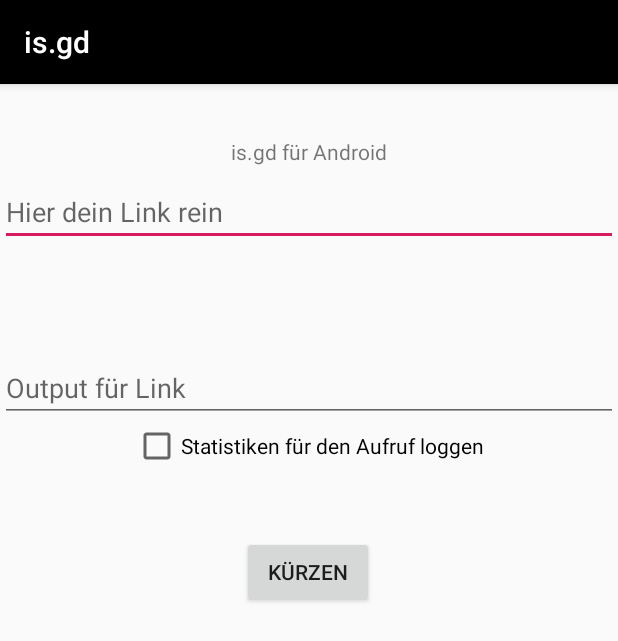
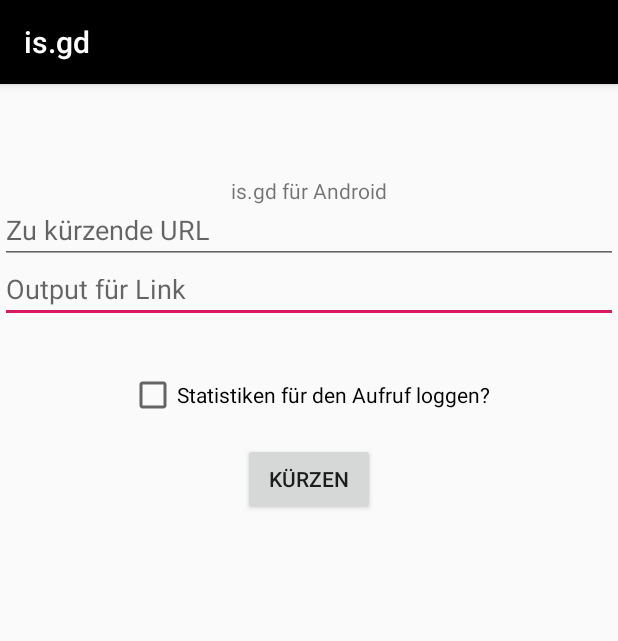
Before and after one commit to benni347/isgd, an Android app: the screen it shows after launch (MainActivity), after a tap on "KÜRZEN", on a phone screen of 412 x 824 dp. Shown: the top 641 px of the screen. Run offline under Robolectric (Android 15) with nearby library versions, the phone set to English and light mode, and no system bars.

Commit message:
Eingabefeld für URL auf simples editText geändert.

```diff
--- a/app/src/main/java/com/example/isgd/MainActivity.java
+++ b/app/src/main/java/com/example/isgd/MainActivity.java
@@ -25,7 +25,7 @@ public class MainActivity extends AppCompatActivity {
 
     public void click_kuerzen(View view) {
         // Find the "input" field
-        TextView input = findViewById(R.id.inpout);
+        TextView input = findViewById(R.id.input);
         // Read the "long" original URL
         String inputUrl = input.getText().toString();
 
--- a/app/src/main/res/layout/activity_main.xml
+++ b/app/src/main/res/layout/activity_main.xml
@@ -12,10 +12,11 @@
         android:layout_height="wrap_content"
         android:text="@string/title"
         app:layout_constraintBottom_toBottomOf="parent"
+        app:layout_constraintEnd_toEndOf="parent"
         app:layout_constraintLeft_toLeftOf="parent"
-        app:layout_constraintRight_toRightOf="parent"
+        app:layout_constraintStart_toStartOf="parent"
         app:layout_constraintTop_toTopOf="parent"
-        app:layout_constraintVertical_bias="0.047" />
+        app:layout_constraintVertical_bias="0.082" />
 
     <com.google.android.material.textfield.TextInputLayout
         android:layout_width="0dp"
@@ -31,25 +32,14 @@
 
     </com.google.android.material.textfield.TextInputLayout>
 
-    <com.google.android.material.textfield.TextInputEditText
-        android:id="@+id/inpout"
-        android:layout_width="match_parent"
-        android:layout_height="wrap_content"
-        android:hint="@string/hint"
-        app:layout_constraintBottom_toBottomOf="parent"
-        app:layout_constraintEnd_toEndOf="parent"
-        app:layout_constraintStart_toStartOf="parent"
-        app:layout_constraintTop_toTopOf="parent"
-        app:layout_constraintVertical_bias="0.087" />
-
     <CheckBox
         android:id="@+id/stats"
         android:layout_width="wrap_content"
         android:layout_height="wrap_content"
+        android:layout_marginTop="32dp"
         android:checked="false"
         android:text="@string/log"
         app:layout_constraintEnd_toEndOf="parent"
-        app:layout_constraintHorizontal_bias="0.497"
         app:layout_constraintStart_toStartOf="parent"
         app:layout_constraintTop_toBottomOf="@+id/outpout" />
 
@@ -57,27 +47,35 @@
         android:id="@+id/button"
         android:layout_width="wrap_content"
         android:layout_height="wrap_content"
+        android:layout_marginTop="16dp"
         android:contextClickable="false"
         android:onClick="click_kuerzen"
         android:text="@string/schort"
         app:layout_constraintBottom_toBottomOf="parent"
         app:layout_constraintEnd_toEndOf="parent"
-        app:layout_constraintHorizontal_bias="0.498"
         app:layout_constraintStart_toStartOf="parent"
         app:layout_constraintTop_toBottomOf="@+id/stats"
-        app:layout_constraintVertical_bias="0.095" />
+        app:layout_constraintVertical_bias="0.0" />
 
     <com.google.android.material.textfield.TextInputEditText
         android:id="@+id/outpout"
-        android:layout_width="match_parent"
-        android:layout_height="wrap_content"
-        android:layout_marginBottom="454dp"
+        android:layout_width="0dp"
+        android:layout_height="39dp"
         android:hint="@string/output"
-        app:layout_constraintBottom_toBottomOf="parent"
         app:layout_constraintEnd_toEndOf="parent"
-        app:layout_constraintHorizontal_bias="1.0"
         app:layout_constraintStart_toStartOf="parent"
-        app:layout_constraintTop_toBottomOf="@+id/inpout"
-        app:layout_constraintVertical_bias="0.448" />
+        app:layout_constraintTop_toBottomOf="@+id/input" />
+
+    <EditText
+        android:id="@+id/input"
+        android:layout_width="0dp"
+        android:layout_height="39dp"
+        android:ems="10"
+        android:hint="@string/input"
+        android:importantForAutofill="no"
+        app:layout_constraintEnd_toEndOf="parent"
+        app:layout_constraintStart_toStartOf="parent"
+        android:inputType="textUri"
+        app:layout_constraintTop_toBottomOf="@+id/textView" />
 
 </androidx.constraintlayout.widget.ConstraintLayout>
--- a/app/src/main/res/values/strings.xml
+++ b/app/src/main/res/values/strings.xml
@@ -1,9 +1,9 @@
 <resources>
     <string name="app_name">is.gd</string>
     <string name="title">is.gd für Android</string>
-    <string name="hint">Hier dein Link rein</string>
-    <string name="log">Statistiken für den Aufruf loggen</string>
+    <string name="log">Statistiken für den Aufruf loggen?</string>
     <string name="schort">Kürzen</string>
+    <string name="input">Zu kürzende URL</string>
     <string name="output">Output für Link</string>
     <string name="create_url_base">https://is.gd/create.php</string>
 </resources>
```
